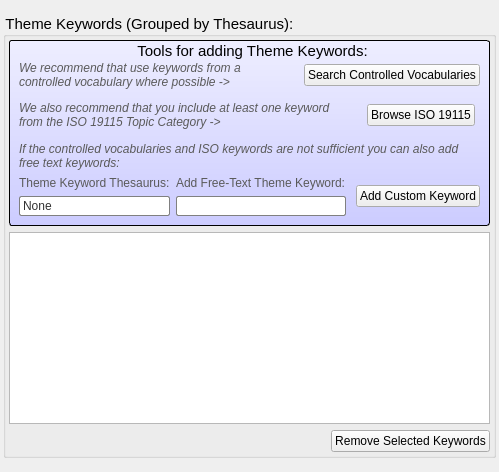
Above: pymdwizard/gui/ui_files/ThemeKeywords.ui from DOI-USGS/fort-pymdwizard before the change. Below: the same form after it.
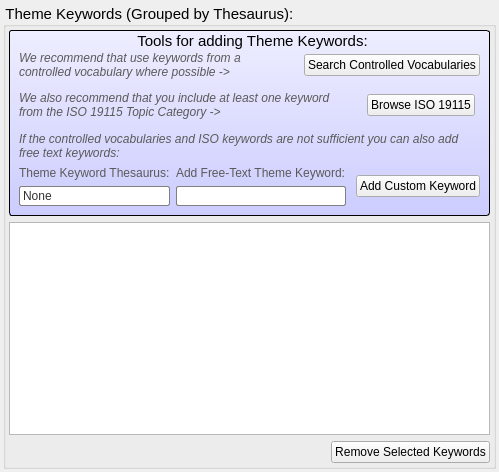
That is the form after the change.

```diff
--- a/pymdwizard/gui/ui_files/ThemeKeywords.ui
+++ b/pymdwizard/gui/ui_files/ThemeKeywords.ui
@@ -10,6 +10,12 @@
     <height>472</height>
    </rect>
   </property>
+  <property name="sizePolicy">
+   <sizepolicy hsizetype="Preferred" vsizetype="Expanding">
+    <horstretch>0</horstretch>
+    <verstretch>0</verstretch>
+   </sizepolicy>
+  </property>
   <property name="windowTitle">
    <string>ITIS Search</string>
   </property>
@@ -42,7 +48,7 @@
      <item>
       <widget class="QGroupBox" name="fgdc_theme">
        <property name="sizePolicy">
-        <sizepolicy hsizetype="Preferred" vsizetype="Maximum">
+        <sizepolicy hsizetype="Preferred" vsizetype="Expanding">
          <horstretch>0</horstretch>
          <verstretch>0</verstretch>
         </sizepolicy>
```
